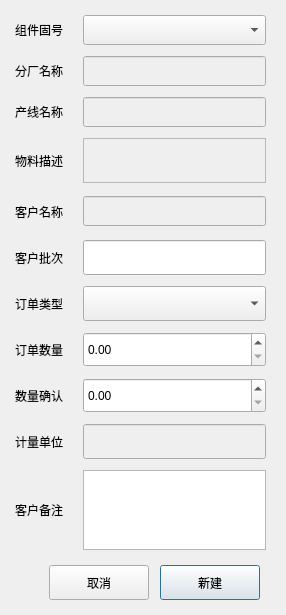
superp2017/NTERP, file Qt/ERP/dialogneworder.ui: the form before one commit.
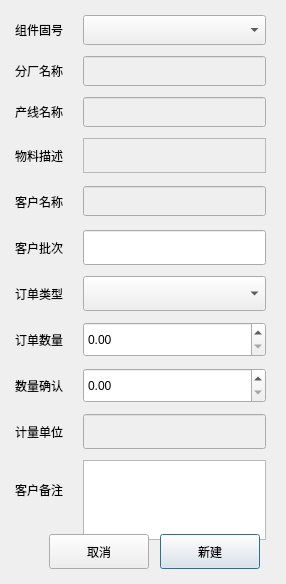
The form after the commit.

Diff of the .ui file:
```diff
--- a/Qt/ERP/dialogneworder.ui
+++ b/Qt/ERP/dialogneworder.ui
@@ -7,7 +7,7 @@
     <x>0</x>
     <y>0</y>
     <width>286</width>
-    <height>615</height>
+    <height>584</height>
    </rect>
   </property>
   <property name="minimumSize">
```
Left out of the diff: 460 changed lines with no effect on the pictures.
